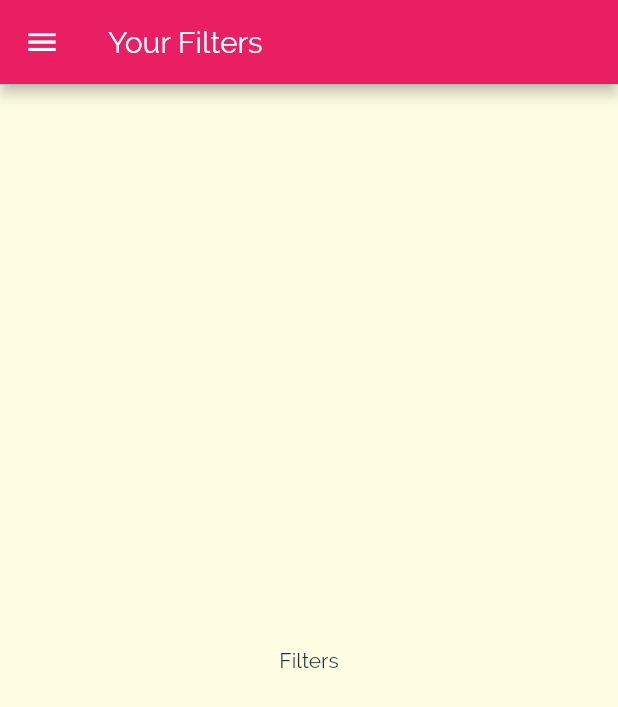
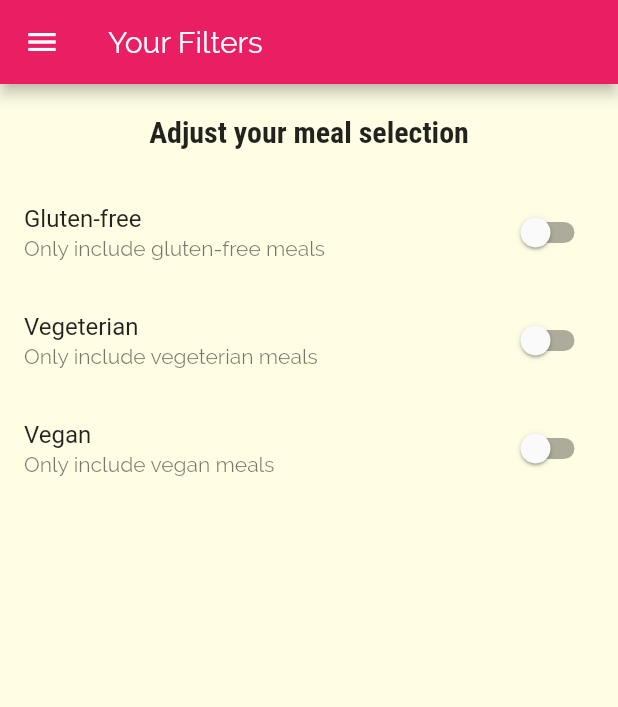
Before and after one commit to insertmike/cooking-up, a Flutter app: the FiltersScreen screen opened by its route, on a phone screen of 412 x 824 dp. Shown: the top 707 px of the screen. Run offline on Flutter 3.47's test engine with Material 2 defaults, Android fonts, the phone set to English and light mode, and no system bars; statements that could not run were skipped.

Commit message:
Added filter switches

```diff
--- a/lib/screens/filters_screen.dart
+++ b/lib/screens/filters_screen.dart
@@ -1,8 +1,30 @@
 import 'package:flutter/material.dart';
 import 'package:meals_app/widgets/main_drawer.dart';
 
-class FiltersScreen extends StatelessWidget {
+class FiltersScreen extends StatefulWidget {
   static const routeName = '/filters';
+
+  @override
+  _FiltersScreenState createState() => _FiltersScreenState();
+}
+
+class _FiltersScreenState extends State<FiltersScreen> {
+  bool _glutenFree = false;
+  bool _vegeterian = false;
+  bool _vegan = false;
+
+  Widget buildSwitchListTile({String title, String subtitle, bool value}){
+    return SwitchListTile(
+                  title: Text(title),
+                  subtitle: Text(subtitle),
+                  onChanged: ((newValue) {
+                    setState(() {
+                      value = newValue;
+                    });
+                  }),
+                  value: _glutenFree,
+                );
+  }
   @override
   Widget build(BuildContext context) {
     return Scaffold(
@@ -10,10 +32,39 @@ class FiltersScreen extends StatelessWidget {
         title: Text('Your Filters'),
       ),
       drawer: MainDrawer(),
-      body: Center(
-        child: Text(
-          'Filters',
-        ),
+      body: Column(
+        children: <Widget>[
+          Container(
+            padding: EdgeInsets.all(20),
+            child: Text(
+              'Adjust your meal selection',
+              style: Theme.of(context).textTheme.title,
+            ),
+          ),
+          Expanded(
+            child: ListView(
+              children: <Widget>[
+                buildSwitchListTile(
+                  title: 'Gluten-free',
+                  subtitle: 'Only include gluten-free meals',
+                  value: _glutenFree,
+                ),
+                buildSwitchListTile(
+                  title: 'Vegeterian',
+                  subtitle: 'Only include vegeterian meals',
+                  value: _vegeterian,
+                ),
+                buildSwitchListTile(
+                  title: 'Vegan',
+                  subtitle: 'Only include vegan meals',
+                  value: _vegan,
+                )
+
+
+              ],
+            ),
+          )
+        ],
       ),
     );
   }
```
